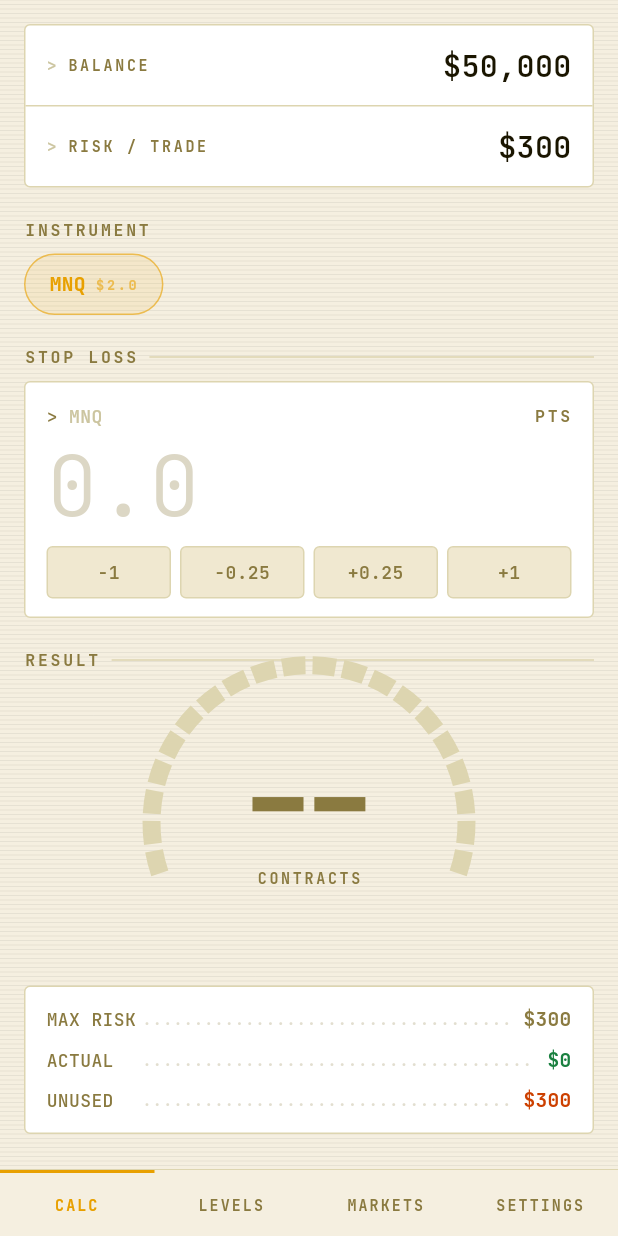
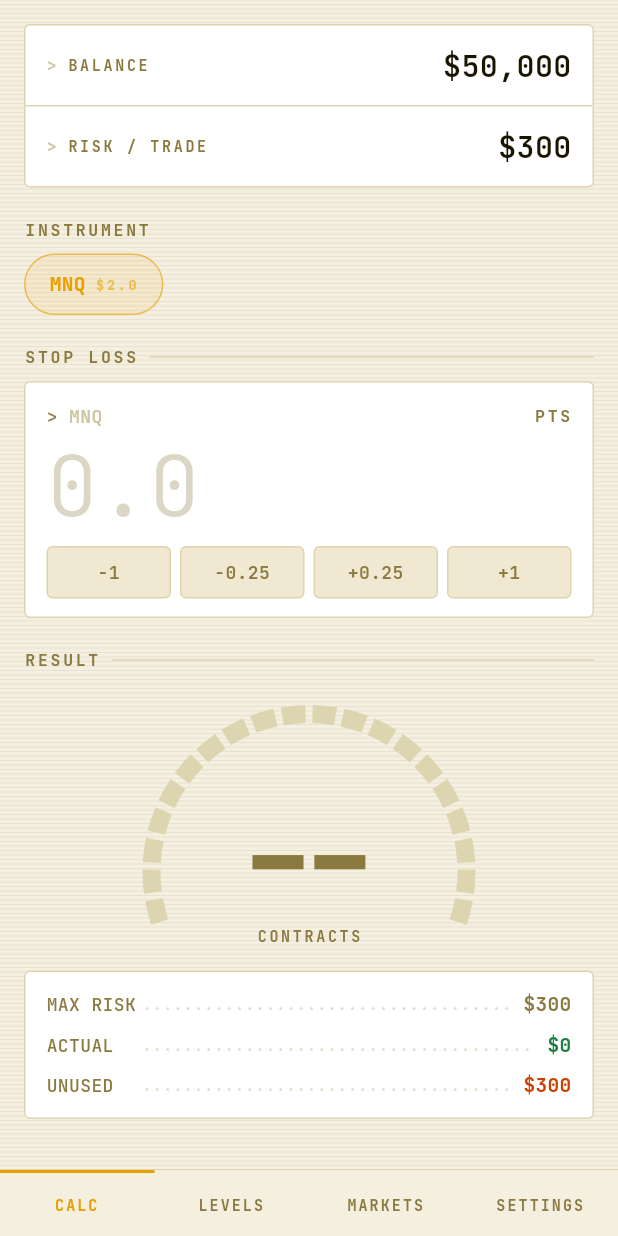
Before and after one commit to Ledian63S/quanta, a Flutter app: the screen it shows after launch, on a phone screen of 412 x 824 dp. Run offline on Flutter 3.47's test engine with Material 3 defaults, Android fonts, the light colour scheme and no system bars; our stand-ins replace google_fonts, shared_preferences.

Commit message:
Fix arc gauge layout: use ClipRect+OverflowBox to crop bottom empty space

```diff
--- a/lib/theme/app_theme.dart
+++ b/lib/theme/app_theme.dart
@@ -154,8 +154,23 @@ class _RiskGaugeState extends State<RiskGauge>
   Widget build(BuildContext context) {
     final ratio = widget.max > 0
         ? (widget.actual / widget.max).clamp(0.0, 1.0) : 0.0;
-    return SizedBox(
-      width: 250, height: 185,
+    // The arc (160°→20° clockwise through top) in a 250×250 canvas:
+    //   - top of arc (270° = 12 o'clock): y ≈ 20
+    //   - arc endpoints: y ≈ 161
+    //   - number center: y = 125
+    // Crop the bottom ~75px of empty space via ClipRect+OverflowBox,
+    // so the CustomPaint always paints with correct 250×250 geometry.
+    return ClipRect(
+      child: SizedBox(
+        width: 250,
+        height: 175,
+        child: OverflowBox(
+          maxWidth: 250,
+          maxHeight: 250,
+          alignment: Alignment.topCenter,
+          child: SizedBox(
+            width: 250,
+            height: 250,
             child: Stack(
               alignment: Alignment.center,
               children: [
@@ -171,17 +186,17 @@ class _RiskGaugeState extends State<RiskGauge>
                     ),
                   ),
                 ),
-          Align(
-            alignment: const Alignment(0, -0.15),
-            child: Column(mainAxisSize: MainAxisSize.min, children: [
+                Column(mainAxisSize: MainAxisSize.min, children: [
                   TerminalNumber(value: widget.contracts, size: 82,
                       color: AppColors.accent),
                   const SizedBox(height: 4),
                   Text('CONTRACTS',
                       style: AppText.label(size: 10, color: AppColors.muted)),
                 ]),
+              ],
             ),
-        ],
+          ),
+        ),
       ),
     );
   }
```
Lines whose indentation alone changed are shown as unchanged.
